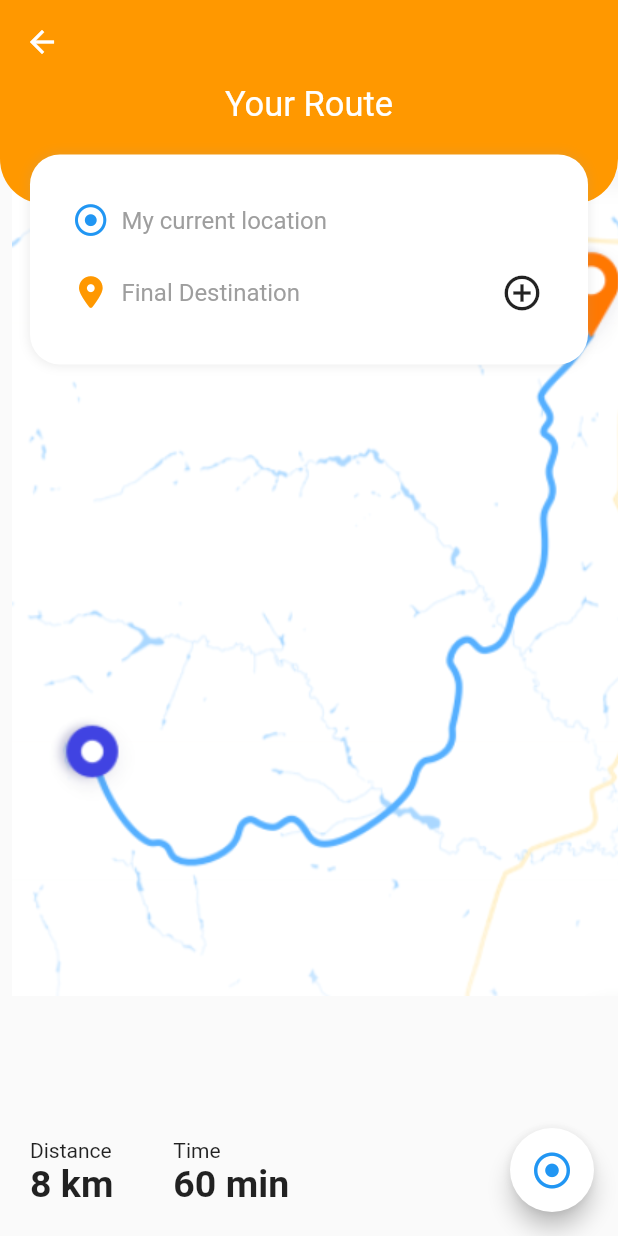
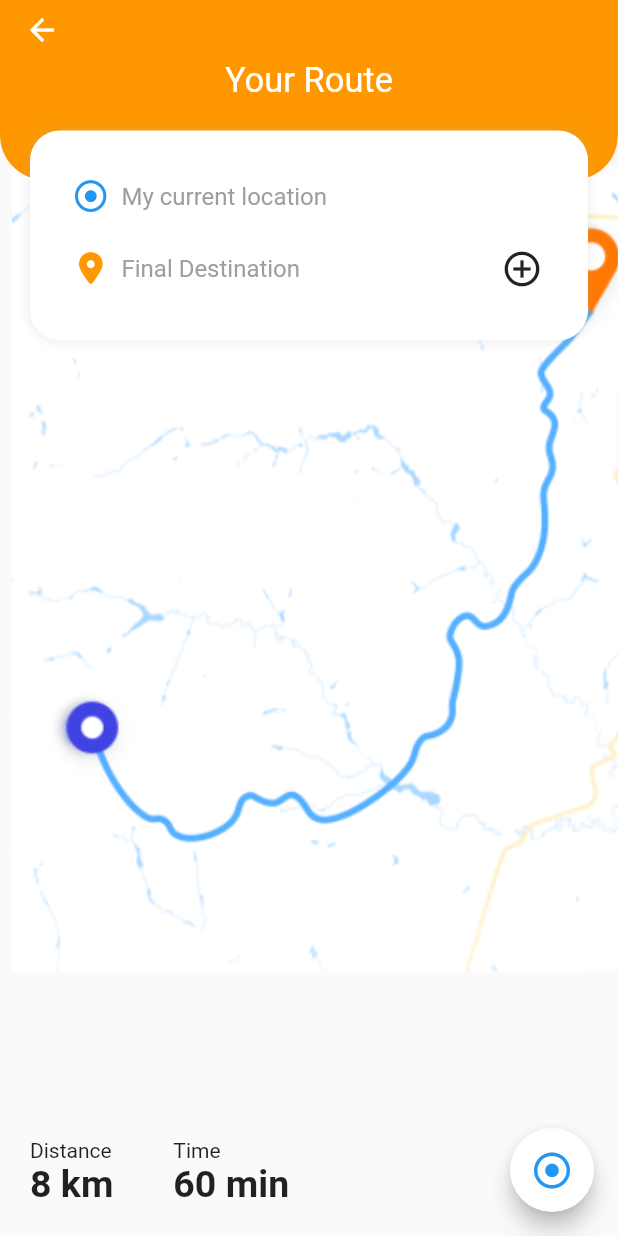
Before and after one commit to michaelihuoma01/recspot_test, a Flutter app: the screen it shows after launch, after a tap on "Map", on a phone screen of 412 x 824 dp. Run offline on Flutter 3.47's test engine with Material 2 defaults, Android fonts, the light colour scheme and no system bars; our stand-ins replace flutter_svg_provider, font_awesome_flutter, sliding_up_panel, tcard.

Commit message:
Final fixes and code clean up

```diff
--- /dev/null
+++ b/lib/helpers/colors.dart
@@ -0,0 +1,13 @@
+import 'package:flutter/material.dart';
+
+class AppColors {
+  static const Color appColor = Colors.orange;
+  static const Color grey = Colors.grey;
+  static const Color purple = Colors.deepPurpleAccent;
+  static const Color green = Colors.green;
+  static const Color black = Colors.black;
+  static const Color white = Colors.white;
+  static const Color transparent = Colors.transparent;
+  static const Color blue = Colors.blue;
+  static const Color red = Colors.red;
+}
--- a/lib/main.dart
+++ b/lib/main.dart
@@ -1,7 +1,11 @@
 import 'package:flutter/material.dart';
 import 'package:recspot_test/screens/home.dart';
+import 'package:recspot_test/widgets/error_page.dart';
 
 void main() {
+  ErrorWidget.builder = (details) {
+    return   ErrorPage(error: details.exception.toString());
+  };
   runApp(const MyApp());
 }
 
@@ -10,12 +14,8 @@ class MyApp extends StatelessWidget {
 
   @override
   Widget build(BuildContext context) {
-    return   MaterialApp(
+    return const MaterialApp(
       debugShowCheckedModeBanner: false,
-      theme: ThemeData(
-        bottomSheetTheme: BottomSheetThemeData(
-            backgroundColor: Colors.transparent),
-      ),
       home: HomeScreen(),
     );
   }
--- a/lib/screens/home.dart
+++ b/lib/screens/home.dart
@@ -1,6 +1,7 @@
 import 'package:flutter/material.dart';
-import 'package:flutter_svg_provider/flutter_svg_provider.dart';
 import 'package:font_awesome_flutter/font_awesome_flutter.dart';
+import 'package:recspot_test/helpers/colors.dart';
+import 'package:recspot_test/widgets/appbar_widget.dart';
 import 'package:recspot_test/widgets/card_widgets.dart';
 import 'package:recspot_test/screens/category.dart';
 import 'package:recspot_test/screens/map.dart';
@@ -26,13 +27,12 @@ class _HomeScreenState extends State<HomeScreen> {
   @override
   Widget build(BuildContext context) {
     return Scaffold(
-        appBar: AppBar(
-          backgroundColor: Colors.white,
-          elevation: 0,
-          title: const Text('Find Your Route',
-              style: TextStyle(fontSize: 23, color: Colors.black)),
+        appBar: const PreferredSize(
+          preferredSize: Size.fromHeight(50),
+          child:
+              AppBarWidget(title: 'Find Your Route', bgColor: AppColors.white),
         ),
-        backgroundColor: Colors.white,
+        backgroundColor: AppColors.white,
         body: SingleChildScrollView(
           child: Column(
             crossAxisAlignment: CrossAxisAlignment.start,
@@ -40,7 +40,7 @@ class _HomeScreenState extends State<HomeScreen> {
               Row(
                 children: [
                   // Textformfield defined in widgets folder
-                  Expanded(
+                  const Expanded(
                     child: TextFormFieldWidget(hintText: 'Search your route'),
                   ),
                   Padding(
@@ -49,21 +49,27 @@ class _HomeScreenState extends State<HomeScreen> {
                         height: 60,
                         width: 60,
                         decoration: BoxDecoration(
-                          color: Colors.grey.withOpacity(0.1),
+                          color: AppColors.grey.withOpacity(0.1),
                           borderRadius: BorderRadius.circular(10),
                         ),
                         child: const Icon(Icons.search,
-                            size: 24, color: Colors.black)),
+                            size: 24, color: AppColors.black)),
                   )
                 ],
               ),
               Center(
                 child: TCard(
                   cards: cards,
-                  lockYAxis: false,
+                  lockYAxis: true,
                   size: const Size(290, 350),
                   controller: _controller,
                   onForward: (index, info) {
+                    setState(() {
+                      _currentIndex = index;
+                      _currentIndex - 1;
+                    });
+                  },
+                  onBack: (index, info) {
                     setState(() {
                       _currentIndex = index;
                       _currentIndex - 1;
@@ -77,7 +83,7 @@ class _HomeScreenState extends State<HomeScreen> {
                   },
                 ),
               ),
-              const SizedBox(height: 10),
+
               Padding(
                 padding: const EdgeInsets.symmetric(horizontal: 20),
                 child: Row(
@@ -86,6 +92,16 @@ class _HomeScreenState extends State<HomeScreen> {
                       cards.length, _currentIndex),
                 ),
               ),
+              // Icon to Reverse cards
+              GestureDetector(
+                  onTap: () {
+                    setState(() {
+                      _controller.back();
+                    });
+                  },
+                  child: const Center(
+                      child: Icon(FontAwesomeIcons.arrowRotateLeft,
+                          color: AppColors.grey))),
               const SizedBox(height: 20),
               const Padding(
                 padding: EdgeInsets.symmetric(horizontal: 20),
@@ -96,13 +112,13 @@ class _HomeScreenState extends State<HomeScreen> {
               const SizedBox(height: 20),
               Padding(
                 padding: const EdgeInsets.symmetric(horizontal: 20),
-                child: Row(
-                  mainAxisAlignment: MainAxisAlignment.spaceBetween,
+                child: OverflowBar(
+                  alignment: MainAxisAlignment.spaceBetween,
                   children: [
                     CategoryIcon(
                       title: 'Map',
                       icon: const Icon(FontAwesomeIcons.mapLocationDot,
-                          color: Colors.deepPurpleAccent, size: 26),
+                          color: AppColors.purple, size: 26),
                       onTap: () {
                         Navigator.push(
                             context,
@@ -113,13 +129,13 @@ class _HomeScreenState extends State<HomeScreen> {
                     CategoryIcon(
                       title: 'Tourists',
                       icon: const Icon(FontAwesomeIcons.peopleGroup,
-                          color: Colors.orange, size: 28),
+                          color: AppColors.appColor, size: 28),
                       onTap: () {},
                     ),
                     CategoryIcon(
                       title: 'Places',
                       icon: const Icon(FontAwesomeIcons.umbrellaBeach,
-                          color: Colors.green, size: 26),
+                          color: AppColors.green, size: 26),
                       onTap: () {
                         Navigator.push(
                             context,
--- a/lib/screens/map.dart
+++ b/lib/screens/map.dart
@@ -1,5 +1,7 @@
 import 'package:flutter/material.dart';
 import 'package:font_awesome_flutter/font_awesome_flutter.dart';
+import 'package:recspot_test/helpers/colors.dart';
+import 'package:recspot_test/widgets/appbar_widget.dart';
 import 'package:recspot_test/widgets/map_search_box.dart';
 
 class MapScreen extends StatefulWidget {
@@ -13,7 +15,10 @@ class _MapScreenState extends State<MapScreen> {
   @override
   Widget build(BuildContext context) {
     return Scaffold(
-      appBar: AppBar(backgroundColor: Colors.orange, elevation: 0),
+      appBar: const PreferredSize(
+        preferredSize: Size.fromHeight(40),
+        child: AppBarWidget(bgColor: AppColors.appColor),
+      ),
       body: Stack(children: [
         // Maps image used in place of maps
         Positioned(
@@ -26,20 +31,21 @@ class _MapScreenState extends State<MapScreen> {
           width: double.infinity,
           height: 80,
           decoration: const BoxDecoration(
-              color: Colors.orange,
+              color: AppColors.appColor,
               borderRadius: BorderRadius.only(
                   bottomLeft: Radius.circular(30),
                   bottomRight: Radius.circular(30))),
         ),
         // Map search box defined in widgets folder
         Column(
-          children:  const [
-            Text('Your Route', style:   TextStyle(color: Colors.white, fontSize: 23)),
+          children: const [
+            Text('Your Route',
+                style: TextStyle(color: AppColors.white, fontSize: 23)),
             MapSearchBox(),
           ],
         ),
         Positioned(
-         bottom: 0,
+          bottom: 0,
           child: Row(
             children: [
               Padding(
@@ -49,8 +55,8 @@ class _MapScreenState extends State<MapScreen> {
                   children: const [
                     Text('Distance'),
                     Text('8 km',
-                        style:
-                            TextStyle(fontSize: 25, fontWeight: FontWeight.bold)),
+                        style: TextStyle(
+                            fontSize: 25, fontWeight: FontWeight.bold)),
                   ],
                 ),
               ),
@@ -70,8 +76,8 @@ class _MapScreenState extends State<MapScreen> {
       ]),
       floatingActionButton: const FloatingActionButton(
         onPressed: null,
-        backgroundColor: Colors.white,
-        child: Icon(FontAwesomeIcons.circleDot, color: Colors.blue),
+        backgroundColor: AppColors.white,
+        child: Icon(FontAwesomeIcons.circleDot, color: AppColors.blue),
       ),
     );
   }
--- /dev/null
+++ b/lib/widgets/appbar_widget.dart
@@ -0,0 +1,20 @@
+import 'package:flutter/material.dart';
+import 'package:recspot_test/helpers/colors.dart';
+
+class AppBarWidget extends StatelessWidget {
+  final String? title;
+  final Color? bgColor;
+  const AppBarWidget({Key? key, this.title, required this.bgColor})
+      : super(key: key);
+
+  @override
+  Widget build(BuildContext context) {
+    return AppBar(
+      backgroundColor: bgColor,
+      elevation: 0,
+      centerTitle: true,
+      title: Text(title ?? '',
+          style: const TextStyle(fontSize: 23, color: AppColors.black)),
+    );
+  }
+}
--- a/lib/widgets/card_widgets.dart
+++ b/lib/widgets/card_widgets.dart
@@ -1,25 +1,26 @@
 import 'package:flutter/material.dart';
 import 'package:flutter_svg_provider/flutter_svg_provider.dart';
+import 'package:recspot_test/helpers/colors.dart';
 
 class CardWidgets {
   static List<Widget> cards() {
     List<Widget> cards = [
       Container(
-        child: Image(
-          width: 250,
-          height: 100,
+        child: const Image(
+          width: 290,
+          height: 350,
           image: Svg('assets/svg/bicycle.svg'),
         ),
         decoration: BoxDecoration(
-            color: Colors.orange, borderRadius: BorderRadius.circular(20)),
+            color: AppColors.appColor, borderRadius: BorderRadius.circular(20)),
       ),
       Container(
           decoration: BoxDecoration(
-              color: Colors.orangeAccent.withOpacity(0.7),
+              color: AppColors.appColor.withOpacity(0.7),
               borderRadius: BorderRadius.circular(20))),
       Container(
           decoration: BoxDecoration(
-              color: Colors.orangeAccent.withOpacity(0.3),
+              color: AppColors.appColor.withOpacity(0.3),
               borderRadius: BorderRadius.circular(20)))
     ];
 
--- a/lib/widgets/category_icon.dart
+++ b/lib/widgets/category_icon.dart
@@ -1,11 +1,14 @@
 import 'package:flutter/material.dart';
+import 'package:recspot_test/helpers/colors.dart';
 
 class CategoryIcon extends StatelessWidget {
-  String? title;
-  Widget icon;
-  Function()? onTap;
+  final String? title;
+  final Widget icon;
+  final Function()? onTap;
 
-  CategoryIcon({required this.title, required this.icon, this.onTap});
+  const CategoryIcon(
+      {Key? key, required this.title, required this.icon, this.onTap})
+      : super(key: key);
 
   @override
   Widget build(BuildContext context) {
@@ -20,20 +23,20 @@ class CategoryIcon extends StatelessWidget {
                 height: 90,
                 width: 90,
                 decoration: BoxDecoration(
-                  color: Colors.white,
+                    color: AppColors.white,
                     borderRadius: BorderRadius.circular(20),
                     boxShadow: [
                       BoxShadow(
-                    color: Colors.grey.withOpacity(0.2),
+                        color: AppColors.grey.withOpacity(0.2),
                         spreadRadius: 0.5,
                         blurRadius: 5,
-                    offset: Offset(0, 0),
+                        offset: const Offset(0, 0),
                       )
                     ]),
                 child: icon),
           ),
           const SizedBox(height: 10),
-          Text(title!),
+          Text(title ?? ''),
         ],
       ),
     );
--- a/lib/widgets/indicator.dart
+++ b/lib/widgets/indicator.dart
@@ -1,10 +1,11 @@
 import 'package:flutter/material.dart';
+import 'package:recspot_test/helpers/colors.dart';
 
 class CardIndicator extends StatelessWidget {
   final bool? isActive;
   const CardIndicator({Key? key, required this.isActive}) : super(key: key);
 
-  static List<Widget>  buildPageIndicator(int length, currentIndex) {
+  static List<Widget> buildPageIndicator(int length, currentIndex) {
     final list = <Widget>[];
     for (var i = 0; i < length; i++) {
       list.add(i == currentIndex
@@ -23,9 +24,7 @@ class CardIndicator extends StatelessWidget {
       height: 4.0,
       width: isActive! ? 25.0 : 10.0,
       decoration: BoxDecoration(
-        color: isActive!
-            ? Colors.deepPurpleAccent
-            : Colors.deepPurpleAccent.withOpacity(0.4),
+        color: isActive! ? AppColors.purple : AppColors.purple.withOpacity(0.4),
         borderRadius: const BorderRadius.all(Radius.circular((25))),
       ),
     );
--- a/lib/widgets/map_search_box.dart
+++ b/lib/widgets/map_search_box.dart
@@ -1,5 +1,6 @@
 import 'package:flutter/material.dart';
 import 'package:font_awesome_flutter/font_awesome_flutter.dart';
+import 'package:recspot_test/helpers/colors.dart';
 
 class MapSearchBox extends StatelessWidget {
   const MapSearchBox({
@@ -14,10 +15,10 @@ class MapSearchBox extends StatelessWidget {
         height: 140,
         decoration: BoxDecoration(
             borderRadius: BorderRadius.circular(20),
-            color: Colors.white,
+            color: AppColors.white,
             boxShadow: [
               BoxShadow(
-                color: Colors.grey.withOpacity(0.2),
+                color: AppColors.grey.withOpacity(0.2),
                 spreadRadius: 0.5,
                 blurRadius: 5,
                 offset: const Offset(0, 0),
@@ -32,7 +33,7 @@ class MapSearchBox extends StatelessWidget {
                   Padding(
                     padding: EdgeInsets.symmetric(horizontal: 10),
                     child: Icon(FontAwesomeIcons.circleDot,
-                        color: Colors.blue, size: 21),
+                        color: AppColors.blue, size: 21),
                   ),
                   Expanded(
                     child: TextField(
@@ -40,10 +41,10 @@ class MapSearchBox extends StatelessWidget {
                         focusedBorder: InputBorder.none,
                         enabledBorder: InputBorder.none,
                         hintText: 'My current location',
-                        hintStyle: TextStyle(color: Colors.grey),
+                        hintStyle: TextStyle(color: AppColors.grey),
                       ),
-                      style: TextStyle(color: Colors.black),
-                      cursorColor: Colors.black,
+                      style: TextStyle(color: AppColors.black),
+                      cursorColor: AppColors.appColor,
                     ),
                   ),
                 ],
@@ -53,17 +54,17 @@ class MapSearchBox extends StatelessWidget {
                   Padding(
                       padding: EdgeInsets.symmetric(horizontal: 10),
                       child: Icon(FontAwesomeIcons.locationDot,
-                          color: Colors.orange, size: 21)),
+                          color: AppColors.appColor, size: 21)),
                   Expanded(
                     child: TextField(
                       decoration: InputDecoration(
                         focusedBorder: InputBorder.none,
                         enabledBorder: InputBorder.none,
                         hintText: 'Final Destination',
-                        hintStyle: TextStyle(color: Colors.grey),
+                        hintStyle: TextStyle(color: AppColors.grey),
                       ),
-                      style: TextStyle(color: Colors.black),
-                      cursorColor: Colors.black,
+                      style: TextStyle(color: AppColors.black),
+                      cursorColor: AppColors.appColor,
                     ),
                   ),
                   Padding(
--- a/lib/widgets/textformfield_widget.dart
+++ b/lib/widgets/textformfield_widget.dart
@@ -1,8 +1,9 @@
 import 'package:flutter/material.dart';
+import 'package:recspot_test/helpers/colors.dart';
 
 class TextFormFieldWidget extends StatelessWidget {
-  String? hintText;
-    TextFormFieldWidget({this.hintText})  ;
+  final String? hintText;
+  const TextFormFieldWidget({Key? key, this.hintText}) : super(key: key);
 
   @override
   Widget build(BuildContext context) {
@@ -14,12 +15,12 @@ class TextFormFieldWidget extends StatelessWidget {
                 topRight: Radius.circular(10),
                 bottomRight: Radius.circular(10)),
           ),
-          hintText: hintText,
+          hintText: hintText ?? '',
           filled: true,
-          fillColor: Colors.grey.withOpacity(0.1),
-          hintStyle: const TextStyle(color: Colors.grey)),
-      style: const TextStyle(color: Colors.black),
-      cursorColor: Colors.orange,
+          fillColor: AppColors.grey.withOpacity(0.1),
+          hintStyle: const TextStyle(color: AppColors.grey)),
+      style: const TextStyle(color: AppColors.black),
+      cursorColor: AppColors.appColor,
     );
   }
 }
```
Also changed, not shown: lib/screens/category.dart (+9 -37 lines), lib/widgets/category_tile.dart (+15 -14 lines), lib/widgets/error_page.dart (added, +15 -0 lines), lib/widgets/sliding_up_panel.dart (added, +46 -0 lines), pubspec.yaml (+5 -3 lines), pubspec.lock, 2 other files. Lines whose indentation alone changed are shown as unchanged.
